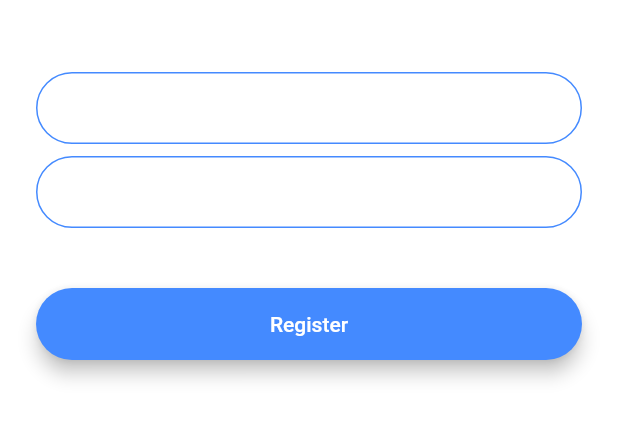
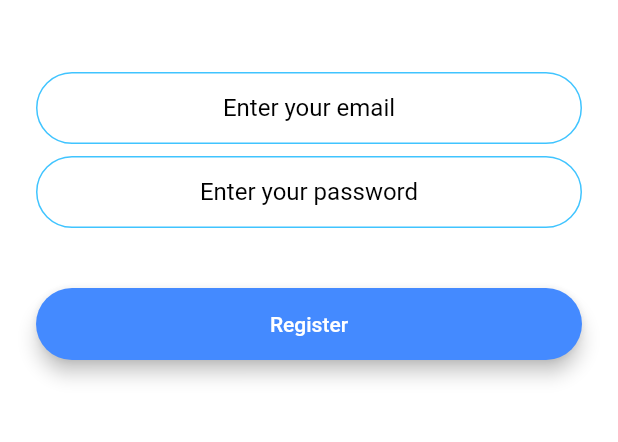
Before and after one commit to Rushilkr77/Course-Apps, a Flutter app: the screen it shows after launch, after a tap on "Register", on a phone screen of 412 x 824 dp, the part 576-1018 px from its top. Run offline on Flutter 3.47's test engine with Material 2 defaults, Android fonts, the phone set to English and light mode, and no system bars; our stand-ins replace animated_text_kit, audioplayers, cloud_firestore, firebase_auth, firebase_core, flutter_spinkit and 4 more; missing offline and left inert: dart:ffi; accounts and stored records are empty.

Commit message:
Commit 8

```diff
--- /dev/null
+++ b/flash_chat/lib/components/longbutton.dart
@@ -0,0 +1,31 @@
+import 'package:flutter/material.dart';
+
+class Longbutton extends StatelessWidget {
+  final String title;
+  final Color colour;
+  final Function onpressed;
+  Longbutton({this.title, this.colour, @required this.onpressed});
+
+  @override
+  Widget build(BuildContext context) {
+    return Padding(
+      padding: EdgeInsets.symmetric(vertical: 16.0),
+      child: Material(
+        color: colour,
+        borderRadius: BorderRadius.circular(30.0),
+        elevation: 5.0,
+        child: MaterialButton(
+          onPressed: onpressed,
+          minWidth: 200.0,
+          height: 42.0,
+          child: Text(
+            title,
+            style: TextStyle(
+              color: Colors.white,
+            ),
+          ),
+        ),
+      ),
+    );
+  }
+}
--- a/flash_chat/lib/constants.dart
+++ b/flash_chat/lib/constants.dart
@@ -17,3 +17,18 @@ const kMessageContainerDecoration = BoxDecoration(
     top: BorderSide(color: Colors.lightBlueAccent, width: 2.0),
   ),
 );
+const kTextfielddecoration = InputDecoration(
+  hintText: 'Enter a value',
+  contentPadding: EdgeInsets.symmetric(vertical: 10.0, horizontal: 20.0),
+  border: OutlineInputBorder(
+    borderRadius: BorderRadius.all(Radius.circular(32.0)),
+  ),
+  enabledBorder: OutlineInputBorder(
+    borderSide: BorderSide(color: Colors.lightBlueAccent, width: 1.0),
+    borderRadius: BorderRadius.all(Radius.circular(32.0)),
+  ),
+  focusedBorder: OutlineInputBorder(
+    borderSide: BorderSide(color: Colors.lightBlueAccent, width: 2.0),
+    borderRadius: BorderRadius.all(Radius.circular(32.0)),
+  ),
+);
--- a/flash_chat/lib/main.dart
+++ b/flash_chat/lib/main.dart
@@ -1,10 +1,17 @@
+import 'package:firebase_auth/firebase_auth.dart';
 import 'package:flutter/material.dart';
 import 'package:flash_chat/screens/welcome_screen.dart';
 import 'package:flash_chat/screens/login_screen.dart';
 import 'package:flash_chat/screens/registration_screen.dart';
 import 'package:flash_chat/screens/chat_screen.dart';
+import 'package:firebase_core/firebase_core.dart';
 
-void main() => runApp(FlashChat());
+void main() async {
+  WidgetsFlutterBinding.ensureInitialized();
+
+  await Firebase.initializeApp();
+  runApp(FlashChat());
+}
 
 class FlashChat extends StatelessWidget {
   @override
--- a/flash_chat/lib/screens/registration_screen.dart
+++ b/flash_chat/lib/screens/registration_screen.dart
@@ -1,4 +1,9 @@
+import 'package:flash_chat/components/longbutton.dart';
+import 'package:flash_chat/constants.dart';
+import 'package:flash_chat/screens/chat_screen.dart';
 import 'package:flutter/material.dart';
+import 'package:firebase_auth/firebase_auth.dart';
+import 'package:modal_progress_hud/modal_progress_hud.dart';
 
 class RegistrationScreen extends StatefulWidget {
   static String id = 'registration_screen';
@@ -7,11 +12,17 @@ class RegistrationScreen extends StatefulWidget {
 }
 
 class _RegistrationScreenState extends State<RegistrationScreen> {
+  final _auth = FirebaseAuth.instance;
+  String email, password;
+  bool showspinner = false;
+
   @override
   Widget build(BuildContext context) {
     return Scaffold(
       backgroundColor: Colors.white,
-      body: Padding(
+      body: ModalProgressHUD(
+        inAsyncCall: showspinner,
+        child: Padding(
           padding: EdgeInsets.symmetric(horizontal: 24.0),
           child: Column(
             mainAxisAlignment: MainAxisAlignment.center,
@@ -28,23 +39,18 @@ class _RegistrationScreenState extends State<RegistrationScreen> {
                 height: 48.0,
               ),
               TextField(
+                style: TextStyle(
+                  color: Colors.black,
+                ),
+                textAlign: TextAlign.center,
+                keyboardType: TextInputType.emailAddress,
                 onChanged: (value) {
-                //Do something with the user input.
+                  email = value;
                 },
-              decoration: InputDecoration(
+                decoration: kTextfielddecoration.copyWith(
                   hintText: 'Enter your email',
-                contentPadding:
-                    EdgeInsets.symmetric(vertical: 10.0, horizontal: 20.0),
-                border: OutlineInputBorder(
-                  borderRadius: BorderRadius.all(Radius.circular(32.0)),
-                ),
-                enabledBorder: OutlineInputBorder(
-                  borderSide: BorderSide(color: Colors.blueAccent, width: 1.0),
-                  borderRadius: BorderRadius.all(Radius.circular(32.0)),
-                ),
-                focusedBorder: OutlineInputBorder(
-                  borderSide: BorderSide(color: Colors.blueAccent, width: 2.0),
-                  borderRadius: BorderRadius.all(Radius.circular(32.0)),
+                  hintStyle: TextStyle(
+                    color: Colors.black,
                   ),
                 ),
               ),
@@ -52,49 +58,47 @@ class _RegistrationScreenState extends State<RegistrationScreen> {
                 height: 8.0,
               ),
               TextField(
+                style: TextStyle(
+                  color: Colors.black,
+                ),
+                obscureText: true,
+                textAlign: TextAlign.center,
                 onChanged: (value) {
-                //Do something with the user input.
+                  password = value;
                 },
-              decoration: InputDecoration(
+                decoration: kTextfielddecoration.copyWith(
                   hintText: 'Enter your password',
-                contentPadding:
-                    EdgeInsets.symmetric(vertical: 10.0, horizontal: 20.0),
-                border: OutlineInputBorder(
-                  borderRadius: BorderRadius.all(Radius.circular(32.0)),
-                ),
-                enabledBorder: OutlineInputBorder(
-                  borderSide: BorderSide(color: Colors.blueAccent, width: 1.0),
-                  borderRadius: BorderRadius.all(Radius.circular(32.0)),
-                ),
-                focusedBorder: OutlineInputBorder(
-                  borderSide: BorderSide(color: Colors.blueAccent, width: 2.0),
-                  borderRadius: BorderRadius.all(Radius.circular(32.0)),
+                  hintStyle: TextStyle(
+                    color: Colors.black,
                   ),
                 ),
               ),
               SizedBox(
                 height: 24.0,
               ),
-            Padding(
-              padding: EdgeInsets.symmetric(vertical: 16.0),
-              child: Material(
-                color: Colors.blueAccent,
-                borderRadius: BorderRadius.all(Radius.circular(30.0)),
-                elevation: 5.0,
-                child: MaterialButton(
-                  onPressed: () {
-                    //Implement registration functionality.
-                  },
-                  minWidth: 200.0,
-                  height: 42.0,
-                  child: Text(
-                    'Register',
-                    style: TextStyle(color: Colors.white),
+              Longbutton(
+                  title: 'Register',
+                  colour: Colors.blueAccent,
+                  onpressed: () async {
+                    setState(() {
+                      showspinner = true;
+                    });
+                    try {
+                      final newuser =
+                          await _auth.createUserWithEmailAndPassword(
+                              email: email, password: password);
+                      if (newuser != null) {
+                        Navigator.pushNamed(context, ChatScreen.id);
+                      }
+                      setState(() {
+                        showspinner = false;
+                      });
+                    } catch (e) {
+                      print(e);
+                    }
+                  }),
+            ],
           ),
-                ),
-              ),
-            ),
-          ],
         ),
       ),
     );
--- a/flash_chat/lib/screens/welcome_screen.dart
+++ b/flash_chat/lib/screens/welcome_screen.dart
@@ -1,6 +1,8 @@
 import 'package:flash_chat/screens/login_screen.dart';
 import 'package:flash_chat/screens/registration_screen.dart';
 import 'package:flutter/material.dart';
+import 'package:animated_text_kit/animated_text_kit.dart';
+import '../components/longbutton.dart';
 
 class WelcomeScreen extends StatefulWidget {
   static String id = 'welcome_screen';
@@ -9,11 +11,36 @@ class WelcomeScreen extends StatefulWidget {
   _WelcomeScreenState createState() => _WelcomeScreenState();
 }
 
-class _WelcomeScreenState extends State<WelcomeScreen> {
+class _WelcomeScreenState extends State<WelcomeScreen>
+    with SingleTickerProviderStateMixin {
+  AnimationController controller;
+  Animation animation;
+  @override
+  void initState() {
+    super.initState();
+    controller = AnimationController(
+      duration: Duration(seconds: 1),
+      vsync: this,
+    );
+    animation = ColorTween(begin: Colors.blueGrey, end: Colors.white)
+        .animate(controller);
+    controller.forward();
+
+    controller.addListener(() {
+      setState(() {});
+    });
+  }
+
+  @override
+  void dispose() {
+    controller.dispose();
+    super.dispose();
+  }
+
   @override
   Widget build(BuildContext context) {
     return Scaffold(
-      backgroundColor: Colors.white,
+      backgroundColor: animation.value,
       body: Padding(
         padding: EdgeInsets.symmetric(horizontal: 24.0),
         child: Column(
@@ -29,9 +56,10 @@ class _WelcomeScreenState extends State<WelcomeScreen> {
                     height: 60.0,
                   ),
                 ),
-                Text(
-                  'Flash Chat',
-                  style: TextStyle(
+                TypewriterAnimatedTextKit(
+                  text: ['Flash Chat'],
+                  textStyle: TextStyle(
+                    color: Colors.black,
                     fontSize: 45.0,
                     fontWeight: FontWeight.w900,
                   ),
@@ -41,44 +69,18 @@ class _WelcomeScreenState extends State<WelcomeScreen> {
             SizedBox(
               height: 48.0,
             ),
-            Padding(
-              padding: EdgeInsets.symmetric(vertical: 16.0),
-              child: Material(
-                elevation: 5.0,
-                color: Colors.lightBlueAccent,
-                borderRadius: BorderRadius.circular(30.0),
-                child: MaterialButton(
-                  onPressed: () {
-                    Navigator.pushNamed(context, LoginScreen.id);
-                    //Go to login screen.
-                  },
-                  minWidth: 200.0,
-                  height: 42.0,
-                  child: Text(
-                    'Log In',
-                  ),
-                ),
-              ),
-            ),
-            Padding(
-              padding: EdgeInsets.symmetric(vertical: 16.0),
-              child: Material(
-                color: Colors.blueAccent,
-                borderRadius: BorderRadius.circular(30.0),
-                elevation: 5.0,
-                child: MaterialButton(
-                  onPressed: () {
-                    Navigator.pushNamed(context, RegistrationScreen.id);
-                    //Go to registration screen.
-                  },
-                  minWidth: 200.0,
-                  height: 42.0,
-                  child: Text(
-                    'Register',
-                  ),
-                ),
-              ),
-            ),
+            Longbutton(
+                title: 'Log In',
+                colour: Colors.lightBlueAccent,
+                onpressed: () {
+                  Navigator.pushNamed(context, LoginScreen.id);
+                }),
+            Longbutton(
+                title: 'Register',
+                colour: Colors.blueAccent,
+                onpressed: () {
+                  Navigator.pushNamed(context, RegistrationScreen.id);
+                }),
           ],
         ),
       ),
```
Also changed, not shown: flash_chat/lib/screens/chat_screen.dart (+31 -3 lines), flash_chat/lib/screens/login_screen.dart (+58 -53 lines), flash_chat/pubspec.yaml (+6 -9 lines), flash_chat/pubspec.lock, 3 other files. Lines whose indentation alone changed are shown as unchanged.
